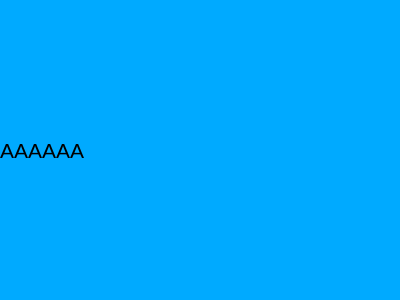
Old version of the form src/common/cWidget/ItemLabel.ui in the repository roger0816/BoardT.
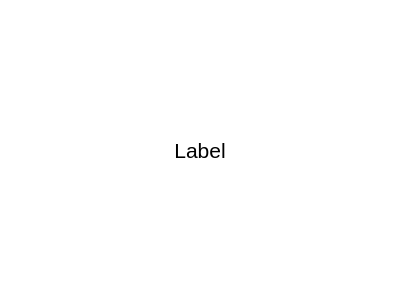
New version of the form.

```diff
--- a/src/common/cWidget/ItemLabel.ui
+++ b/src/common/cWidget/ItemLabel.ui
@@ -37,10 +37,13 @@
       </font>
      </property>
      <property name="styleSheet">
-      <string notr="true">background-color: rgb(0, 170, 255);</string>
+      <string notr="true">background-color: rgb(255, 255, 255);</string>
      </property>
      <property name="text">
-      <string>AAAAAA</string>
+      <string>Label</string>
+     </property>
+     <property name="alignment">
+      <set>Qt::AlignCenter</set>
      </property>
     </widget>
    </item>
```
